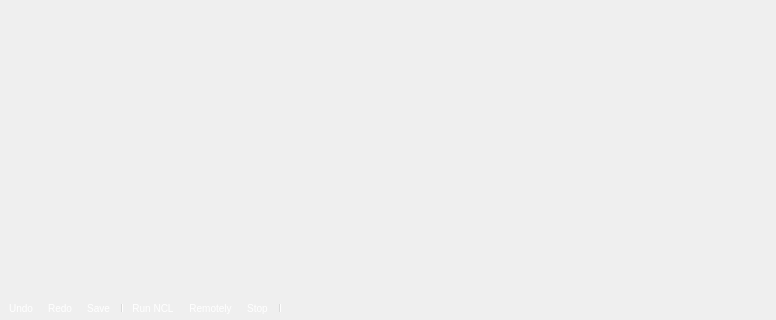
The window that composer-gui/ui/ComposerMainWindow.ui (TeleMidia/nclcomposer) describes before a commit, drawn with Qt 5; both pictures show x 0 to 776 and y 188 to 508 of the 776 by 508 pixel window.
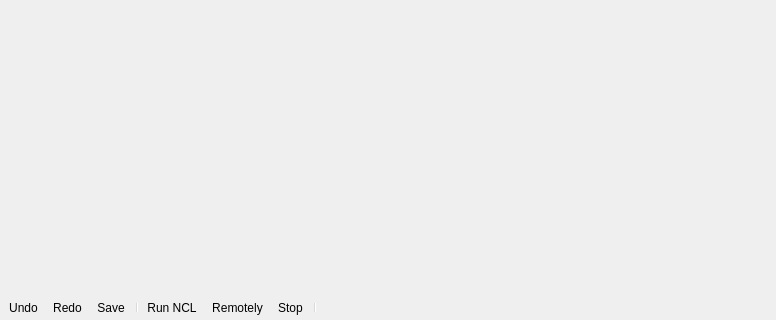
The same window after the commit. Icons and pictures are not drawn.

Patch:
```diff
--- a/composer-gui/ui/ComposerMainWindow.ui
+++ b/composer-gui/ui/ComposerMainWindow.ui
@@ -48,7 +48,7 @@
      background: lightgray;
  }
 
-QDockWidget {
+.QDockWidget {
   color: white;
   font: 8pt &quot;Nimbus Sans L&quot;;
   border: 1px solid lightgray;
@@ -271,10 +271,6 @@
    <property name="autoFillBackground">
     <bool>false</bool>
    </property>
-   <property name="styleSheet">
-    <string notr="true">color: white;
-font: 75 7.5pt;</string>
-   </property>
    <property name="inputMethodHints">
     <set>Qt::ImhNone</set>
    </property>
```
